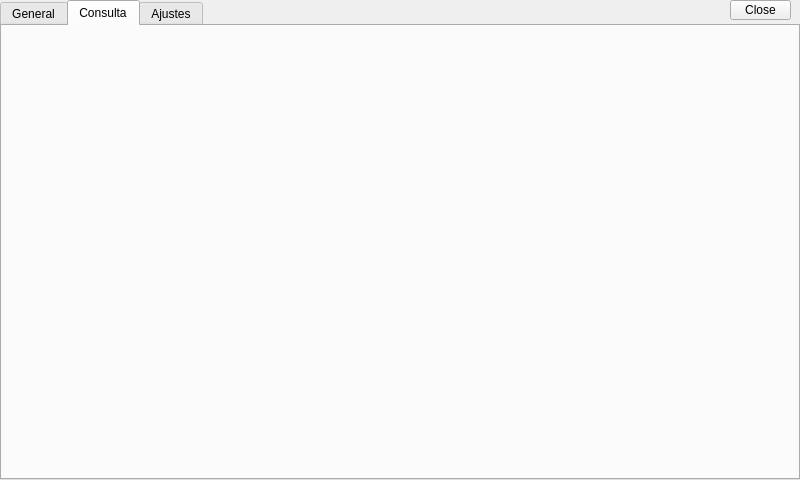
SFLACUEVA/AppQT, file form.ui: the form before one commit.
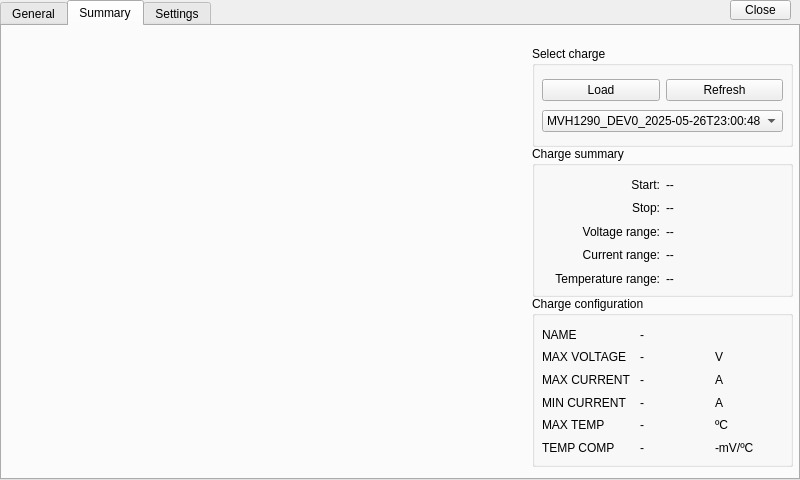
The form after the commit. The open tabs and pages were chosen to show the change.

Commit message: settings+general

What changed in the file:
```diff
--- a/form.ui
+++ b/form.ui
@@ -57,12 +57,361 @@
     </widget>
     <widget class="QWidget" name="tabCons">
      <attribute name="title">
-      <string>Consulta</string>
+      <string>Summary</string>
      </attribute>
+     <widget class="QGroupBox" name="groupBox_2">
+      <property name="geometry">
+       <rect>
+        <x>530</x>
+        <y>270</y>
+        <width>261</width>
+        <height>171</height>
+       </rect>
+      </property>
+      <property name="title">
+       <string>Charge configuration</string>
+      </property>
+      <widget class="QWidget" name="horizontalLayoutWidget_4">
+       <property name="geometry">
+        <rect>
+         <x>10</x>
+         <y>30</y>
+         <width>241</width>
+         <height>130</height>
+        </rect>
+       </property>
+       <layout class="QHBoxLayout" name="configLayout_2">
+        <item>
+         <layout class="QVBoxLayout" name="verticalLayout_2">
+          <item>
+           <widget class="QLabel" name="label_15">
+            <property name="text">
+             <string>NAME</string>
+            </property>
+           </widget>
+          </item>
+          <item>
+           <widget class="QLabel" name="label_16">
+            <property name="text">
+             <string>MAX VOLTAGE </string>
+            </property>
+           </widget>
+          </item>
+          <item>
+           <widget class="QLabel" name="label_17">
+            <property name="text">
+             <string>MAX CURRENT </string>
+            </property>
+           </widget>
+          </item>
+          <item>
+           <widget class="QLabel" name="label_18">
+            <property name="text">
+             <string>MIN CURRENT </string>
+            </property>
+           </widget>
+          </item>
+          <item>
+           <widget class="QLabel" name="label_19">
+            <property name="text">
+             <string>MAX TEMP</string>
+            </property>
+           </widget>
+          </item>
+          <item>
+           <widget class="QLabel" name="label_20">
+            <property name="text">
+             <string>TEMP COMP</string>
+            </property>
+           </widget>
+          </item>
+         </layout>
+        </item>
+        <item>
+         <layout class="QVBoxLayout" name="consConfLayout">
+          <item>
+           <widget class="QLabel" name="batNameLab">
+            <property name="text">
+             <string>-</string>
+            </property>
+           </widget>
+          </item>
+          <item>
+           <widget class="QLabel" name="vMLab">
+            <property name="text">
+             <string>-</string>
+            </property>
+           </widget>
+          </item>
+          <item>
+           <widget class="QLabel" name="iMLab">
+            <property name="text">
+             <string>-</string>
+            </property>
+           </widget>
+          </item>
+          <item>
+           <widget class="QLabel" name="imLab">
+            <property name="text">
+             <string>-</string>
+            </property>
+           </widget>
+          </item>
+          <item>
+           <widget class="QLabel" name="tMLab">
+            <property name="text">
+             <string>-</string>
+            </property>
+           </widget>
+          </item>
+          <item>
+           <widget class="QLabel" name="ctLab">
+            <property name="text">
+             <string>-</string>
+            </property>
+           </widget>
+          </item>
+         </layout>
+        </item>
+        <item>
+         <layout class="QVBoxLayout" name="unitsLayout_2">
+          <item>
+           <widget class="QLabel" name="label_21">
+            <property name="text">
+             <string/>
+            </property>
+           </widget>
+          </item>
+          <item>
+           <widget class="QLabel" name="label_22">
+            <property name="text">
+             <string>V</string>
+            </property>
+           </widget>
+          </item>
+          <item>
+           <widget class="QLabel" name="label_23">
+            <property name="text">
+             <string>A</string>
+            </property>
+           </widget>
+          </item>
+          <item>
+           <widget class="QLabel" name="label_24">
+            <property name="text">
+             <string>A</string>
+            </property>
+           </widget>
+          </item>
+          <item>
+           <widget class="QLabel" name="label_25">
+            <property name="text">
+             <string>ºC</string>
+            </property>
+           </widget>
+          </item>
+          <item>
+           <widget class="QLabel" name="label_26">
+            <property name="text">
+             <string>-mV/ºC</string>
+            </property>
+           </widget>
+          </item>
+         </layout>
+        </item>
+       </layout>
+      </widget>
+     </widget>
+     <widget class="QWidget" name="horizontalLayoutWidget_5">
+      <property name="geometry">
+       <rect>
+        <x>0</x>
+        <y>0</y>
+        <width>521</width>
+        <height>451</height>
+       </rect>
+      </property>
+      <layout class="QHBoxLayout" name="consLayout"/>
+     </widget>
+     <widget class="QGroupBox" name="groupBox_3">
+      <property name="geometry">
+       <rect>
+        <x>530</x>
+        <y>20</y>
+        <width>261</width>
+        <height>101</height>
+       </rect>
+      </property>
+      <property name="title">
+       <string>Select charge</string>
+      </property>
+      <widget class="QWidget" name="verticalLayoutWidget">
+       <property name="geometry">
+        <rect>
+         <x>10</x>
+         <y>30</y>
+         <width>241</width>
+         <height>61</height>
+        </rect>
+       </property>
+       <layout class="QVBoxLayout" name="verticalLayout_3">
+        <item>
+         <layout class="QHBoxLayout" name="horizontalLayout">
+          <item>
+           <widget class="QPushButton" name="btLoad">
+            <property name="text">
+             <string>Load</string>
+            </property>
+           </widget>
+          </item>
+          <item>
+           <widget class="QPushButton" name="btRefresh">
+            <property name="text">
+             <string>Refresh</string>
+            </property>
+           </widget>
+          </item>
+         </layout>
+        </item>
+        <item>
+         <widget class="QComboBox" name="comboBox">
+          <item>
+           <property name="text">
+            <string>MVH1290_DEV0_2025-05-26T23:00:48</string>
+           </property>
+          </item>
+          <item>
+           <property name="text">
+            <string>MVH1290_DEV0_2025-05-26T23:00:49</string>
+           </property>
+          </item>
+         </widget>
+        </item>
+       </layout>
+      </widget>
+     </widget>
+     <widget class="QGroupBox" name="groupBox_4">
+      <property name="geometry">
+       <rect>
+        <x>530</x>
+        <y>120</y>
+        <width>261</width>
+        <height>151</height>
+       </rect>
+      </property>
+      <property name="title">
+       <string>Charge summary</string>
+      </property>
+      <widget class="QWidget" name="horizontalLayoutWidget_7">
+       <property name="geometry">
+        <rect>
+         <x>10</x>
+         <y>30</y>
+         <width>241</width>
+         <height>111</height>
+        </rect>
+       </property>
+       <layout class="QHBoxLayout" name="horizontalLayout_3">
+        <item>
+         <layout class="QVBoxLayout" name="verticalLayout_5">
+          <item>
+           <widget class="QLabel" name="label_27">
+            <property name="text">
+             <string>Start:</string>
+            </property>
+            <property name="alignment">
+             <set>Qt::AlignmentFlag::AlignRight|Qt::AlignmentFlag::AlignTrailing|Qt::AlignmentFlag::AlignVCenter</set>
+            </property>
+           </widget>
+          </item>
+          <item>
+           <widget class="QLabel" name="label_28">
+            <property name="text">
+             <string>Stop:</string>
+            </property>
+            <property name="alignment">
+             <set>Qt::AlignmentFlag::AlignRight|Qt::AlignmentFlag::AlignTrailing|Qt::AlignmentFlag::AlignVCenter</set>
+            </property>
+           </widget>
+          </item>
+          <item>
+           <widget class="QLabel" name="label_29">
+            <property name="text">
+             <string>Voltage range:</string>
+            </property>
+            <property name="alignment">
+             <set>Qt::AlignmentFlag::AlignRight|Qt::AlignmentFlag::AlignTrailing|Qt::AlignmentFlag::AlignVCenter</set>
+            </property>
+           </widget>
+          </item>
+          <item>
+           <widget class="QLabel" name="label_30">
+            <property name="text">
+             <string>Current range:</string>
+            </property>
+            <property name="alignment">
+             <set>Qt::AlignmentFlag::AlignRight|Qt::AlignmentFlag::AlignTrailing|Qt::AlignmentFlag::AlignVCenter</set>
+            </property>
+           </widget>
+          </item>
+          <item>
+           <widget class="QLabel" name="label_31">
+            <property name="text">
+             <string>Temperature range:</string>
+            </property>
+            <property name="alignment">
+             <set>Qt::AlignmentFlag::AlignRight|Qt::AlignmentFlag::AlignTrailing|Qt::AlignmentFlag::AlignVCenter</set>
+            </property>
+           </widget>
+          </item>
+         </layout>
+        </item>
+        <item>
+         <layout class="QVBoxLayout" name="verticalLayout_6">
+          <item>
+           <widget class="QLabel" name="StartLb">
+            <property name="text">
+             <string>--</string>
+            </property>
+           </widget>
+          </item>
+          <item>
+           <widget class="QLabel" name="StopLb">
+            <property name="text">
+             <string>--</string>
+            </property>
+           </widget>
+          </item>
+          <item>
+           <widget class="QLabel" name="vLb">
+            <property name="text">
+             <string>--</string>
+            </property>
+           </widget>
+          </item>
+          <item>
+           <widget class="QLabel" name="iLb">
+            <property name="text">
+             <string>--</string>
+            </property>
+           </widget>
+          </item>
+          <item>
+           <widget class="QLabel" name="tLb">
+            <property name="text">
+             <string>--</string>
+            </property>
+           </widget>
+          </item>
+         </layout>
+        </item>
+       </layout>
+      </widget>
+     </widget>
     </widget>
     <widget class="QWidget" name="tabAju">
      <attribute name="title">
-      <string>Ajustes</string>
+      <string>Settings</string>
      </attribute>
      <widget class="QLabel" name="lbIP">
       <property name="geometry">
```
Left out of the diff: 243 changed lines with no effect on the pictures. The commit also changes 12 other files.
